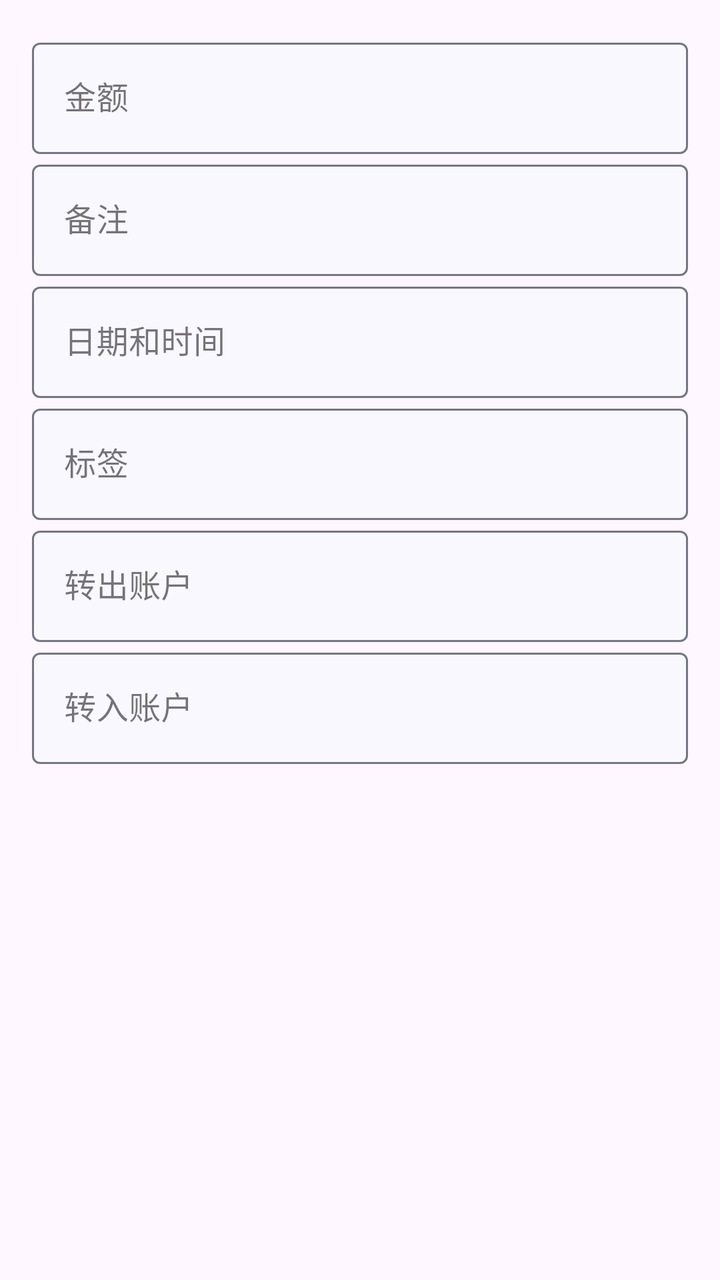
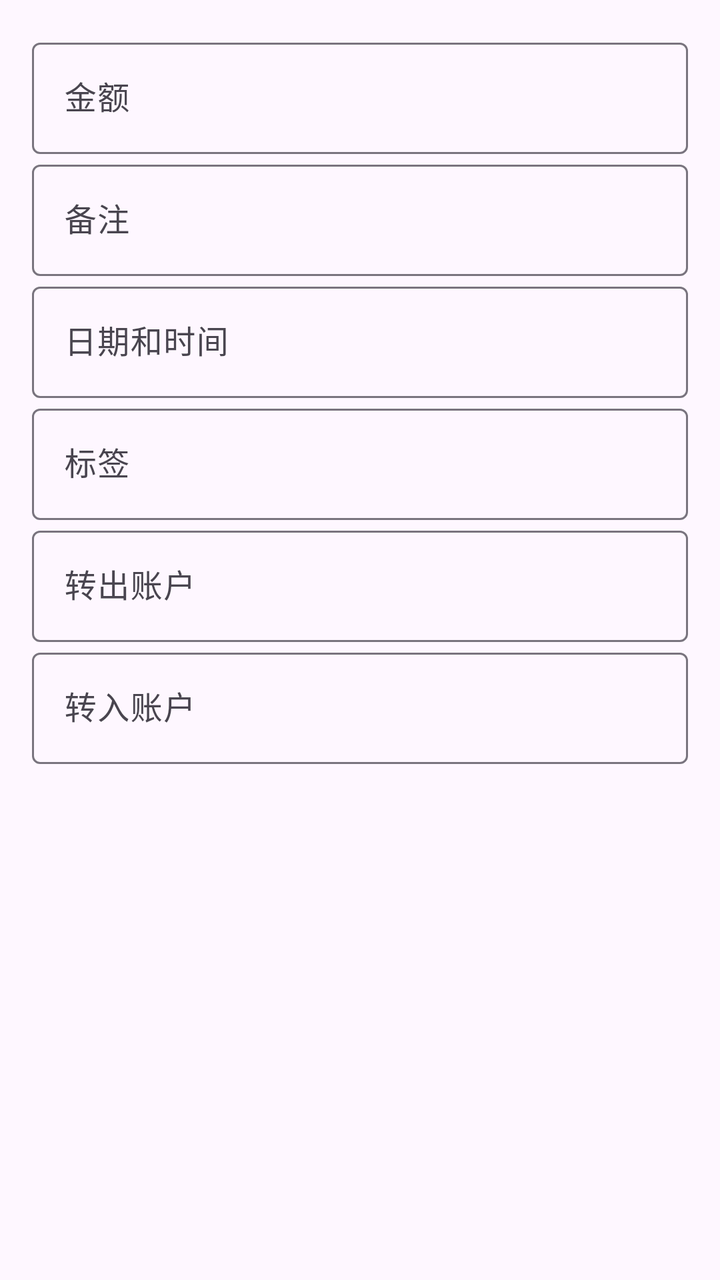

Two renders of the same Android screen: before a commit and after it. Below are the layout's source before the change and the commit's diff.
<!-- AndroidManifest.xml: application theme Theme.ProjectManager -->
<!-- res/layout/fragment_transfer.xml -->
<?xml version="1.0" encoding="utf-8"?>
<LinearLayout xmlns:android="http://schemas.android.com/apk/res/android"
    xmlns:app="http://schemas.android.com/apk/res-auto"
    android:layout_width="match_parent"
    android:layout_height="match_parent"
    android:orientation="vertical"
    android:padding="16dp">

    <com.google.android.material.textfield.TextInputLayout
        style="@style/TextInputLayoutStyle"
        android:layout_width="match_parent"
        android:layout_height="wrap_content"
        app:errorEnabled="false">

        <com.google.android.material.textfield.TextInputEditText
            android:id="@+id/amount_input"
            android:layout_width="match_parent"
            android:layout_height="wrap_content"
            android:hint="金额" />
    </com.google.android.material.textfield.TextInputLayout>

    <com.google.android.material.textfield.TextInputLayout
        style="@style/TextInputLayoutStyle"
        android:layout_width="match_parent"
        android:layout_height="wrap_content"
        android:hint="备注"
        app:errorEnabled="false">

        <com.google.android.material.textfield.TextInputEditText
            android:id="@+id/remark_input"
            android:layout_width="match_parent"
            android:layout_height="wrap_content"
            android:maxLength="20" />
    </com.google.android.material.textfield.TextInputLayout>

    <com.google.android.material.textfield.TextInputLayout
        style="@style/TextInputLayoutStyle"
        android:layout_width="match_parent"
        android:layout_height="wrap_content"
        android:hint="日期和时间"
        app:errorEnabled="false">

        <com.google.android.material.textfield.TextInputEditText
            android:id="@+id/date_time_input"
            android:layout_width="match_parent"
            android:layout_height="wrap_content"
            android:focusable="false" />
    </com.google.android.material.textfield.TextInputLayout>

    <com.google.android.material.textfield.TextInputLayout
        style="@style/TextInputLayoutStyle"
        android:layout_width="match_parent"
        android:layout_height="wrap_content"
        android:hint="标签"
        app:errorEnabled="false">

        <com.google.android.material.textfield.TextInputEditText
            android:id="@+id/flow_tag_input"
            android:layout_width="match_parent"
            android:layout_height="wrap_content"
            android:focusable="false" />
    </com.google.android.material.textfield.TextInputLayout>

    
    <com.google.android.material.textfield.TextInputLayout
        style="@style/TextInputLayoutStyle"
        android:layout_width="match_parent"
        android:layout_height="wrap_content"
        app:errorEnabled="false">

        <com.google.android.material.textfield.TextInputEditText
            android:id="@+id/export_account_input"
            android:layout_width="match_parent"
            android:layout_height="wrap_content"
            android:hint="转出账户"
            android:maxLength="20" />
    </com.google.android.material.textfield.TextInputLayout>

    <com.google.android.material.textfield.TextInputLayout
        style="@style/TextInputLayoutStyle"
        android:layout_width="match_parent"
        android:layout_height="wrap_content"
        app:errorEnabled="false">

        <com.google.android.material.textfield.TextInputEditText
            android:id="@+id/import_account_input"
            android:layout_width="match_parent"
            android:layout_height="wrap_content"
            android:hint="转入账户"
            android:maxLength="20" />
    </com.google.android.material.textfield.TextInputLayout>
</LinearLayout>
<!-- resources referenced by this layout -->
<resources>
  <style name="TextInputLayoutStyle" parent="Widget.MaterialComponents.TextInputLayout.OutlinedBox">
          <item name="boxBackgroundColor">@color/page_background</item>
          <item name="backgroundTint">@color/theme_blue</item>
          <item name="boxStrokeColor">@color/text_input_edittext_border_selector</item>
          <item name="cursorColor">@color/theme_blue</item>
      </style>
  <style name="Theme.ProjectManager" parent="Theme.Material3.DayNight.NoActionBar">
          
          <item name="colorPrimary">@color/theme_blue</item>
          <item name="colorPrimaryVariant">@color/purple_700</item>
          <item name="colorOnPrimary">@color/white</item>
          
          <item name="colorSecondary">@color/teal_200</item>
          <item name="colorSecondaryVariant">@color/teal_700</item>
          <item name="colorOnSecondary">@color/black</item>
          
          <item name="android:statusBarColor">?attr/colorPrimaryVariant</item>
          
          <item name="toolbarStyle">@style/ToolBarStyle</item>
          <item name="drawableTint">@color/theme_blue</item>
          <item name="colorControlActivated">@color/theme_blue</item>
      </style>
  <color name="page_background">#f9f8fe</color>
  <color name="theme_blue">#0055d6</color>
  <color name="purple_700">#FF3700B3</color>
  <color name="white">#FFFFFFFF</color>
  <color name="teal_200">#FF03DAC5</color>
  <color name="teal_700">#FF018786</color>
  <color name="black">#FF000000</color>
  <style name="ToolBarStyle">
          <item name="android:background">@color/toolbar_background</item>
          <item name="contentInsetStart">10dp</item>
          <item name="titleTextAppearance">@style/TitleStyle</item>
      </style>
  <color name="toolbar_background">#ebedfa</color>
  <style name="TitleStyle">
          <item name="android:textSize">23sp</item>
          <item name="android:textColor">@color/black</item>
      </style>
</resources>

<!-- the commit's change to res/layout/fragment_transfer.xml (unified diff, before → after) -->
@@ -7,7 +7,6 @@
     android:padding="16dp">
 
     <com.google.android.material.textfield.TextInputLayout
-        style="@style/TextInputLayoutStyle"
         android:layout_width="match_parent"
         android:layout_height="wrap_content"
         app:errorEnabled="false">
@@ -20,7 +19,6 @@
     </com.google.android.material.textfield.TextInputLayout>
 
     <com.google.android.material.textfield.TextInputLayout
-        style="@style/TextInputLayoutStyle"
         android:layout_width="match_parent"
         android:layout_height="wrap_content"
         android:hint="备注"
@@ -34,7 +32,6 @@
     </com.google.android.material.textfield.TextInputLayout>
 
     <com.google.android.material.textfield.TextInputLayout
-        style="@style/TextInputLayoutStyle"
         android:layout_width="match_parent"
         android:layout_height="wrap_content"
         android:hint="日期和时间"
@@ -48,7 +45,6 @@
     </com.google.android.material.textfield.TextInputLayout>
 
     <com.google.android.material.textfield.TextInputLayout
-        style="@style/TextInputLayoutStyle"
         android:layout_width="match_parent"
         android:layout_height="wrap_content"
         android:hint="标签"
@@ -63,7 +59,6 @@
 
     
     <com.google.android.material.textfield.TextInputLayout
-        style="@style/TextInputLayoutStyle"
         android:layout_width="match_parent"
         android:layout_height="wrap_content"
         app:errorEnabled="false">
@@ -77,7 +72,6 @@
     </com.google.android.material.textfield.TextInputLayout>
 
     <com.google.android.material.textfield.TextInputLayout
-        style="@style/TextInputLayoutStyle"
         android:layout_width="match_parent"
         android:layout_height="wrap_content"
         app:errorEnabled="false">
<!-- resource entries referenced after the edit -->
@@ -1,11 +1,5 @@
 <!-- resources referenced by this layout -->
 <resources>
-  <style name="TextInputLayoutStyle" parent="Widget.MaterialComponents.TextInputLayout.OutlinedBox">
-          <item name="boxBackgroundColor">@color/page_background</item>
-          <item name="backgroundTint">@color/theme_blue</item>
-          <item name="boxStrokeColor">@color/text_input_edittext_border_selector</item>
-          <item name="cursorColor">@color/theme_blue</item>
-      </style>
   <style name="Theme.ProjectManager" parent="Theme.Material3.DayNight.NoActionBar">
           
           <item name="colorPrimary">@color/theme_blue</item>
@@ -22,7 +16,6 @@
           <item name="drawableTint">@color/theme_blue</item>
           <item name="colorControlActivated">@color/theme_blue</item>
       </style>
-  <color name="page_background">#f9f8fe</color>
   <color name="theme_blue">#0055d6</color>
   <color name="purple_700">#FF3700B3</color>
   <color name="white">#FFFFFFFF</color>
